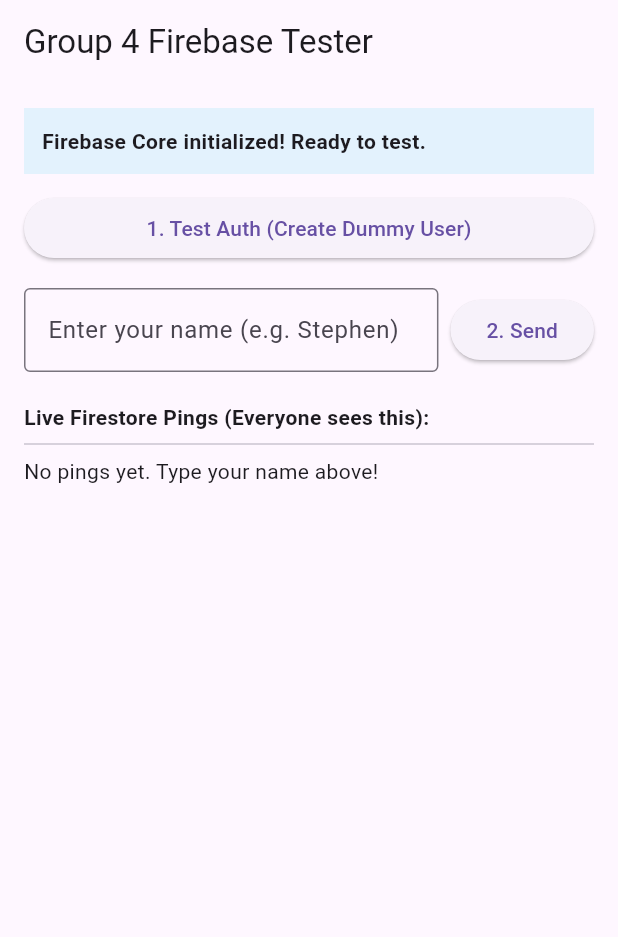
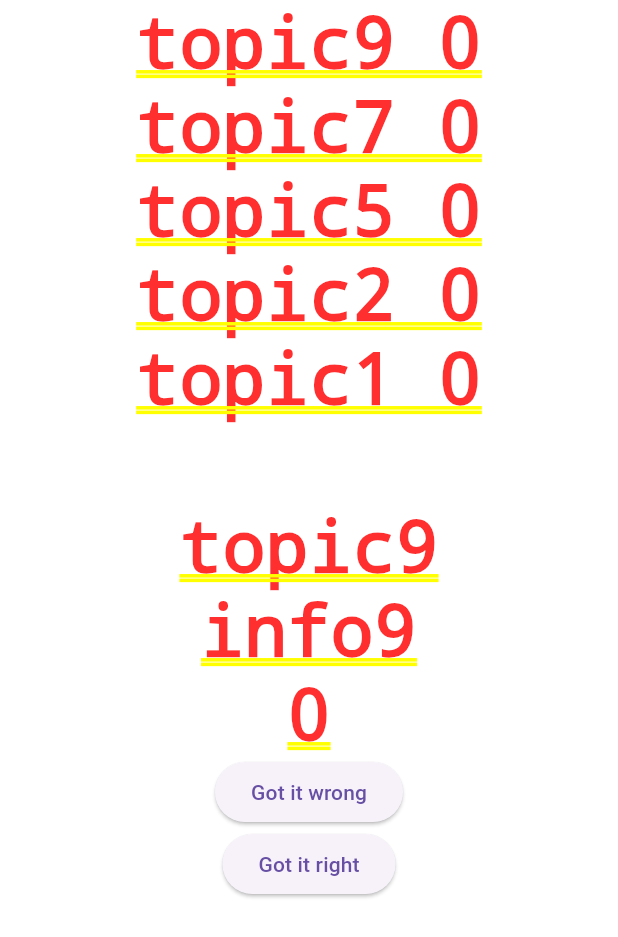
Before and after one commit to aresdares/cue-and-a-appdev, a Flutter app: the screen it shows after launch, on a phone screen of 412 x 824 dp. Shown: the top 937 px of the screen. Run offline on Flutter 3.47's test engine with Material 3 defaults, Android fonts, the phone set to English and light mode, and no system bars; our stand-ins replace cloud_firestore, firebase_auth, firebase_core; accounts and stored records are empty.

Commit message:
Created a simple flashcard scoring system. (Includes changing homepage in main.dart and final score in database.dart for testing).

```diff
--- a/lib/databases/database.dart
+++ b/lib/databases/database.dart
@@ -96,7 +96,7 @@ class ContentItem{
     final String noteId;
     final String topic; // LEFT column (cue/topic)
     final String information; // RIGHT column (info/definition)
-    final int score; // mastery score for Flashcard / Recall mode
+    int score; // mastery score for Flashcard / Recall mode
 
     ContentItem({
         required this.id,
--- a/lib/main.dart
+++ b/lib/main.dart
@@ -1,3 +1,4 @@
+import 'package:appdev_project/services/flashcards.dart';
 import 'package:flutter/material.dart';
 import 'package:firebase_core/firebase_core.dart';
 import 'package:firebase_auth/firebase_auth.dart';
@@ -19,7 +20,8 @@ class FirebaseTestApp extends StatelessWidget {
   Widget build(BuildContext context) {
     return MaterialApp(
       debugShowCheckedModeBanner: false,
-      home: const ConnectionTestScreen(),
+      //home: const ConnectionTestScreen(),
+      home: const FlashcardPage(),
     );
   }
 }
--- a/lib/services/flashcards.dart
+++ b/lib/services/flashcards.dart
@@ -0,0 +1,113 @@
+import 'package:flutter/material.dart';
+import 'package:firebase_core/firebase_core.dart';
+import 'package:firebase_auth/firebase_auth.dart';
+import 'package:cloud_firestore/cloud_firestore.dart';
+import '../firebase_options.dart';
+import '../databases/database.dart';
+
+class FlashcardPage extends StatefulWidget {
+  const new({super.key});
+
+  @override
+  State<FlashcardPage> createState() => _FlashcardPageState();
+}
+
+class _FlashcardPageState extends State<FlashcardPage> {
+
+  // FOR TESTING PURPOSES placeholder content item.
+  // I need to replace this with getting contentitems from Firebase.
+  final content = [
+    ContentItem(id:"1",noteId:"A",topic:"topic1",information:"info1"),
+    ContentItem(id:"2",noteId:"A",topic:"topic2",information:"info2"),
+    ContentItem(id:"3",noteId:"B",topic:"topic3",information:"info3"),
+    ContentItem(id:"4",noteId:"B",topic:"topic4",information:"info4"),
+    ContentItem(id:"5",noteId:"A",topic:"topic5",information:"info5"),
+    ContentItem(id:"6",noteId:"B",topic:"topic6",information:"info6"),
+    ContentItem(id:"7",noteId:"A",topic:"topic7",information:"info7"),
+    ContentItem(id:"8",noteId:"B",topic:"topic8",information:"info8"),
+    ContentItem(id:"9",noteId:"A",topic:"topic9",information:"info9"),
+  ];
+
+  String currentNote = "A"; // Will get this noteId String from button in dashboard page or note page when merged
+  List<ContentItem> noteContent = [];
+  List<ContentItem> cardContent = [];
+
+  @override
+  Widget build(BuildContext context) {
+
+    // Gets all content under the note being viewed
+    noteContent = filterContent(content, note:currentNote);
+
+    // Gets all content with the lowest score in the note
+    if(cardContent.isEmpty){
+      int? minScore = getMinScore(noteContent);
+      cardContent = filterContent(noteContent,score: minScore);
+      cardContent.shuffle();
+    }
+
+    // DEBUG text to see what's in cardContent
+    String cards = "";
+    for(final card in cardContent){
+      cards += card.topic + " " + card.score.toString() + "\n";
+    }
+
+    return Center(
+      child:Column(children: [
+        Text(cards),
+        Text(cardContent[0].topic),
+        Text(cardContent[0].information),
+        Text(cardContent[0].score.toString()),
+        ElevatedButton(
+          onPressed: () => nextContent(-1),
+          child: Text("Got it wrong")
+        ),
+        ElevatedButton(
+          onPressed: () => nextContent(1),
+          child: Text("Got it right")
+        )
+      ],)
+
+    );
+  }
+
+
+
+  List<ContentItem> filterContent(List<ContentItem> content,{String? note, int? score}){
+    List<ContentItem> filtered = [];
+
+    for(final item in content){
+      if((note != null && item.noteId == note) || (note==null && item.score == score)){
+        filtered.add(item);
+      }
+    }
+    return filtered;
+  }
+
+
+  int? getMinScore(List<ContentItem> content){
+    int? min;
+
+    for(final item in content){
+      min ??= item.score;
+      if(min > item.score){
+        min = item.score;
+      }
+    }
+    return min;
+  }
+
+
+  void nextContent(int bonus){
+    try{
+      // FOR TESTING PURPOSES I made the score not final and I change it directly.
+      // This should be changed when I implement the firebase stuff.
+      cardContent[0].score += bonus;
+      cardContent.removeAt(0);
+
+      setState(() {
+
+      });
+    }catch(e){}
+  }
+
+}
```
